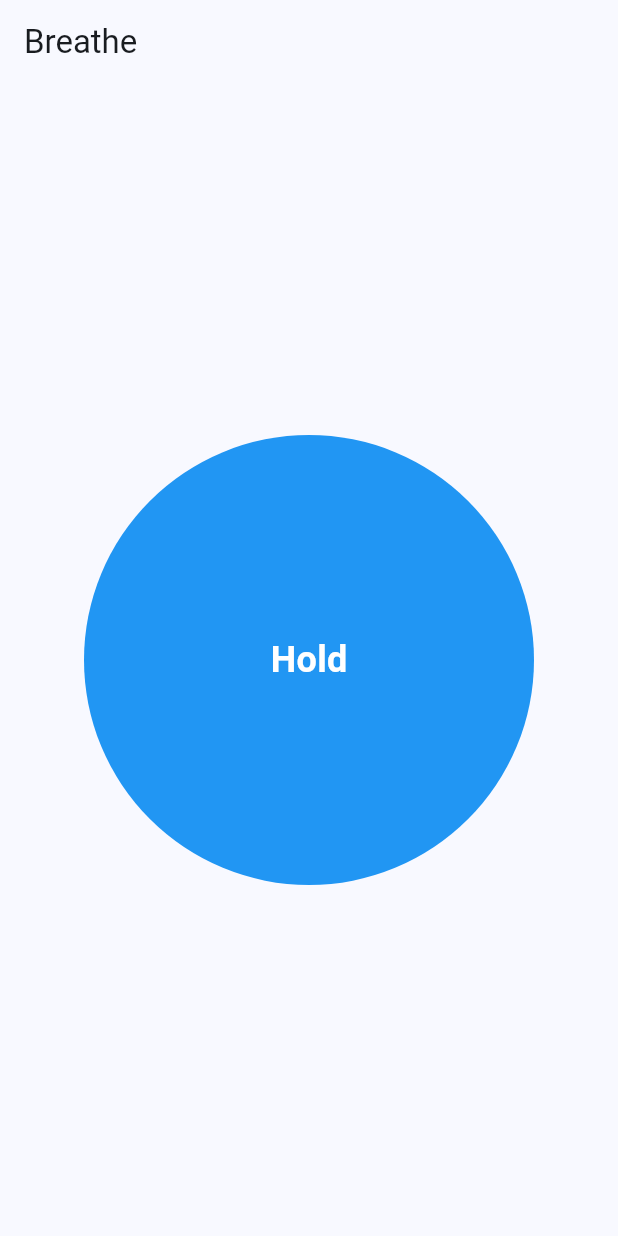
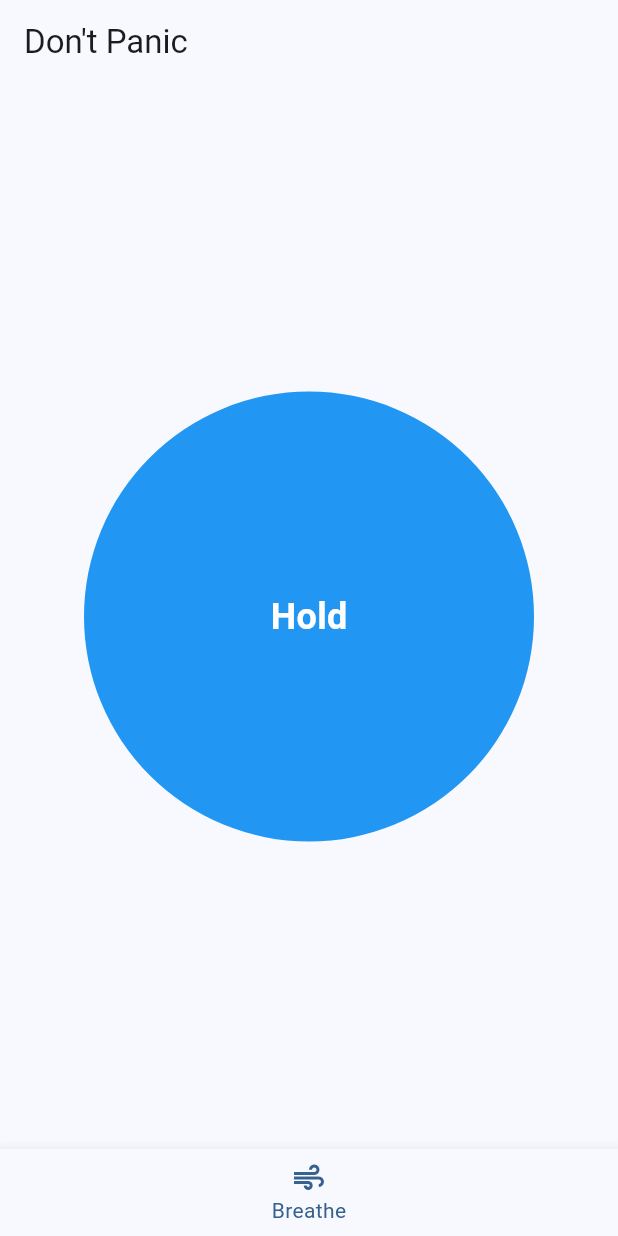
Before and after one commit to ericthomasca/breathe, a Flutter app: the screen it shows after launch, on a phone screen of 412 x 824 dp. Run offline on Flutter 3.47's test engine with Material 3 defaults, Android fonts, the phone set to English and light mode, and no system bars.

Commit message:
change app name

```diff
--- /dev/null
+++ b/lib/breathing.dart
@@ -0,0 +1,118 @@
+import 'package:flutter/material.dart';
+
+class Breathing extends StatefulWidget {
+  const Breathing({super.key});
+
+  @override
+  State<Breathing> createState() => _BreathingState();
+}
+
+class _BreathingState extends State<Breathing> with SingleTickerProviderStateMixin {
+  late AnimationController _animationController;
+  late Animation<double> _radiusAnimation;
+
+  // Init text and phase
+  String _text = "Inhale";
+  int _phase = 0;
+
+  // Define phases and durations
+  final List<String> _phases = ["Inhale", "Hold", "Exhale"];
+  final List<Duration> _durations = [
+    const Duration(seconds: 4), // Inhale
+    const Duration(seconds: 5), // Hold
+    const Duration(seconds: 7), // Exhale
+  ];
+
+  @override
+  void initState() {
+    super.initState();
+    _initializeAnimationController();
+    _animationController.forward();
+  }
+
+  void _initializeAnimationController() {
+    _animationController = AnimationController(
+      vsync: this,
+      duration: _durations[_phase],
+    );
+
+    _radiusAnimation = Tween<double>(begin: 100.0, end: 150.0).animate(_animationController);
+
+    _animationController.addStatusListener((status) {
+      if (status == AnimationStatus.completed) {
+        _advancePhase();
+      }
+    });
+  }
+
+  void _advancePhase() {
+    setState(() {
+      _phase = (_phase + 1) % _phases.length;
+      _text = _phases[_phase];
+      _animationController.duration = _durations[_phase];
+
+      if (_phase == 0) {
+        _animationController.forward(from: 0);
+      } else if (_phase == 1) {
+        _animationController.stop();
+        _startHoldTimer();
+      } else if (_phase == 2) {
+        _animationController.reverse(from: 1);
+        _startExhaleTimer();
+      }
+    });
+  }
+
+  void _startHoldTimer() {
+    Future.delayed(_durations[1], () {
+      if (mounted) {
+        _advancePhase(); // Move to Exhale after Hold
+      }
+    });
+  }
+
+  void _startExhaleTimer() {
+    Future.delayed(_durations[2], () {
+      if (mounted) {
+        _advancePhase(); // Move back to Inhale after Exhale
+      }
+    });
+  }
+
+  @override
+  void dispose() {
+    _animationController.dispose();
+    super.dispose();
+  }
+
+  @override
+  Widget build(BuildContext context) {
+    return Center(
+      child: AnimatedBuilder(
+          animation: _animationController,
+          builder: (context, child) {
+            return Stack(
+              alignment: Alignment.center,
+              children: [
+                Container(
+                  width: _radiusAnimation.value * 2,
+                  height: _radiusAnimation.value * 2,
+                  decoration: const BoxDecoration(
+                    shape: BoxShape.circle,
+                    color: Colors.blue,
+                  ),
+                ),
+                Text(
+                  _text,
+                  style: const TextStyle(
+                    color: Colors.white,
+                    fontSize: 24,
+                    fontWeight: FontWeight.bold,
+                  ),
+                )
+              ],
+            );
+          }),
+    );
+  }
+}
--- a/lib/main.dart
+++ b/lib/main.dart
@@ -1,21 +1,24 @@
 import 'package:flutter/material.dart';
+import 'breathing.dart';
 
 void main() {
-  runApp(const BreathingApp());
+  runApp(const DontPanicApp());
 }
 
-class BreathingApp extends StatelessWidget {
-  const BreathingApp({super.key});
+class DontPanicApp extends StatelessWidget {
+  const DontPanicApp({super.key});
 
   @override
   Widget build(BuildContext context) {
     return MaterialApp(
-      title: 'Breathing App',
+      title: "Don't Panic",
       theme: ThemeData(
         colorScheme: ColorScheme.fromSeed(seedColor: Colors.blue),
       ),
       darkTheme: ThemeData.dark(),
-      home: const MyHomePage(title: 'Breathe'),
+      home: const MyHomePage(
+        title: "Don't Panic",
+      ),
     );
   }
 }
@@ -30,85 +33,18 @@ class MyHomePage extends StatefulWidget {
 }
 
 class _MyHomePageState extends State<MyHomePage> with SingleTickerProviderStateMixin {
-  late AnimationController _animationController;
-  late Animation<double> _radiusAnimation;
+  int _selectedIndex = 0;
 
-  // Init text and phase
-  String _text = "Inhale";
-  int _phase = 0;
-
-  // Define phases and durations
-  final List<String> _phases = ["Inhale", "Hold", "Exhale"];
-  final List<Duration> _durations = [
-    const Duration(seconds: 4), // Inhale
-    const Duration(seconds: 5), // Hold
-    const Duration(seconds: 7), // Exhale
+  // Define pages for bottom nav
+  final List<Widget> _pages = [
+    const Breathing(),
+    // Add pages here
   ];
 
-  @override
-  void initState() {
-    super.initState();
-    _initializeAnimationController();
-    _startBreathingCycle();
-  }
-
-  void _initializeAnimationController() {
-    _animationController = AnimationController(
-      vsync: this,
-      duration: _durations[_phase],
-    );
-
-    _radiusAnimation = Tween<double>(begin: 100.0, end: 150.0).animate(_animationController);
-
-    _animationController.addStatusListener((status) {
-      if (status == AnimationStatus.completed) {
-        _advancePhase();
-      }
+  void _onItemTapped(int index) {
+    setState(() {
+      _selectedIndex = index;
     });
-  }
-
-  void _startBreathingCycle() {
-    _animationController.forward();
-  }
-
-  void _advancePhase() {
-    setState(() {
-      _phase = (_phase + 1) % _phases.length;
-      _text = _phases[_phase];
-      _animationController.duration = _durations[_phase];
-
-      if (_phase == 0) {
-        _animationController.forward(from: 0);
-      } else if (_phase == 1) {
-        _animationController.stop();
-        _startHoldTimer();
-      } else if (_phase == 2) {
-        _animationController.reverse(from: 1);
-        _startExhaleTimer();
-      }
-    });
-  }
-
-  void _startHoldTimer() {
-    Future.delayed(_durations[1], () {
-      if (mounted) {
-        _advancePhase(); // Move to Exhale after Hold
-      }
-    });
-  }
-
-  void _startExhaleTimer() {
-    Future.delayed(_durations[2], () {
-      if (mounted) {
-        _advancePhase(); // Move back to Inhale after Exhale
-      }
-    });
-  }
-
-  @override
-  void dispose() {
-    _animationController.dispose();
-    super.dispose();
   }
 
   @override
@@ -117,32 +53,17 @@ class _MyHomePageState extends State<MyHomePage> with SingleTickerProviderStateM
       appBar: AppBar(
         title: Text(widget.title),
       ),
-      body: Center(
-        child: AnimatedBuilder(
-            animation: _animationController,
-            builder: (context, child) {
-              return Stack(
-                alignment: Alignment.center,
-                children: [
-                  Container(
-                    width: _radiusAnimation.value * 2,
-                    height: _radiusAnimation.value * 2,
-                    decoration: const BoxDecoration(
-                      shape: BoxShape.circle,
-                      color: Colors.blue,
-                    ),
-                  ),
-                  Text(
-                    _text,
-                    style: const TextStyle(
-                      color: Colors.white,
-                      fontSize: 24,
-                      fontWeight: FontWeight.bold,
-                    ),
-                  )
-                ],
-              );
-            }),
+      body: _pages[_selectedIndex],
+      bottomNavigationBar: BottomNavigationBar(
+        items: const [
+          BottomNavigationBarItem(
+            icon: Icon(Icons.air),
+            label: "Breathe",
+          ),
+          // Add nav bar items here
+        ],
+        currentIndex: _selectedIndex,
+        onTap: _onItemTapped,
       ),
     );
   }
```
Also changed, not shown: 1 other file.
